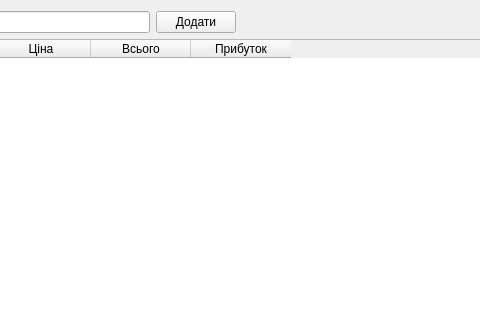
Old version of the form sellform.ui in the repository shaman1313/plutos; both pictures show x 221 to 701 and y 0 to 320 of the 855 by 526 pixel window.
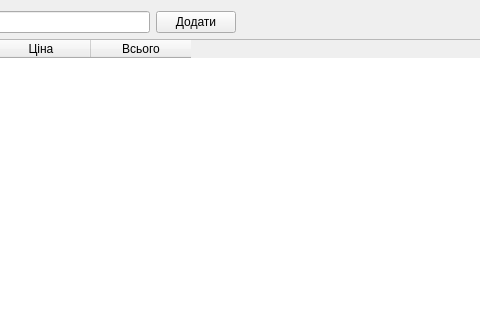
New version of the form. Icons and pictures are not drawn.

What changed in the file:
```diff
--- a/sellform.ui
+++ b/sellform.ui
@@ -100,11 +100,6 @@
            <string>Всього</string>
           </property>
          </column>
-         <column>
-          <property name="text">
-           <string>Прибуток</string>
-          </property>
-         </column>
         </widget>
        </item>
       </layout>
```
Left out of the diff: 2 changed lines with no effect on the pictures.
